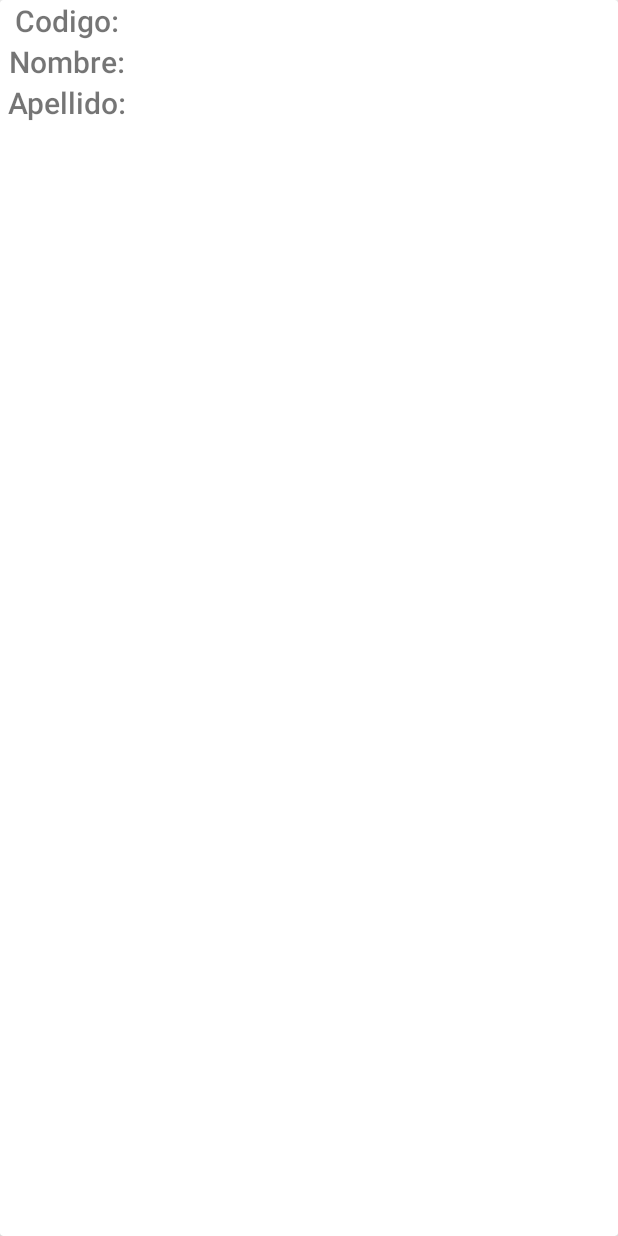
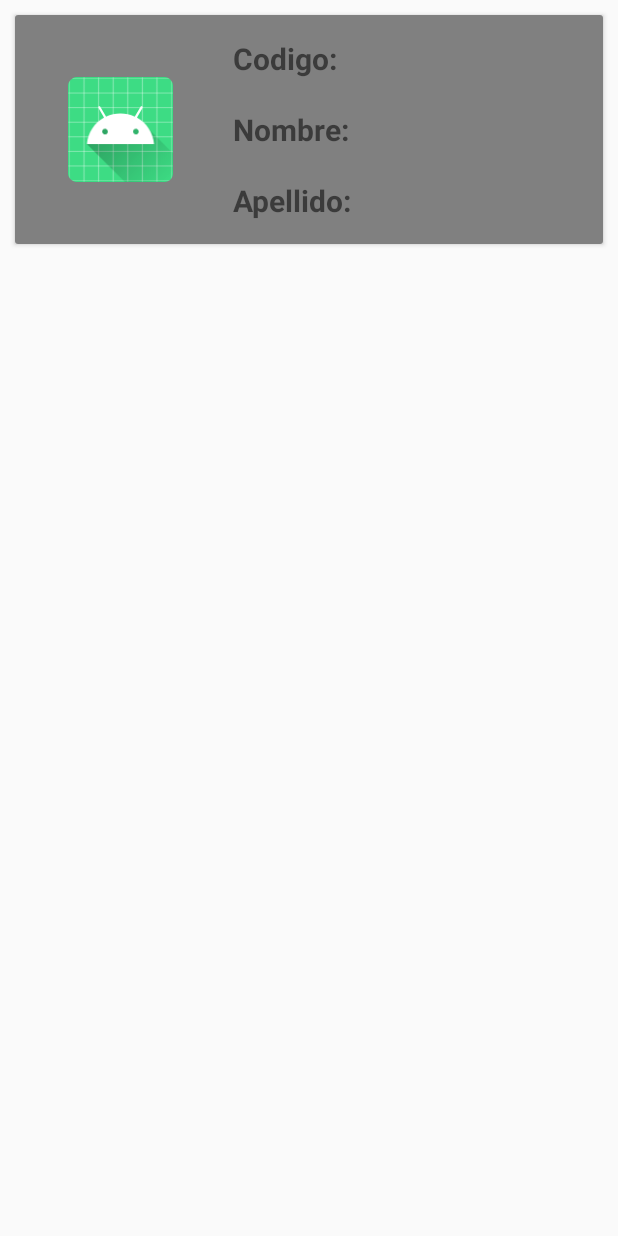
Before and after one commit to cess1/ProyectoMobil, an Android app: the layout item_autores.xml on its own in the app's theme, with its tools: preview values and no code run, on a phone screen of 412 x 824 dp. Run offline under Robolectric (Android 15) with nearby library versions, the phone set to English and light mode, and no system bars.

Commit message:
API integrantes 0.9.8 casi casi ya, esta vez de verdad

```diff
--- a/app/src/main/res/layout/item_autores.xml
+++ b/app/src/main/res/layout/item_autores.xml
@@ -1,43 +1,123 @@
 <?xml version="1.0" encoding="utf-8"?>
 <androidx.cardview.widget.CardView xmlns:android="http://schemas.android.com/apk/res/android"
 
+android:layout_width="match_parent"
+android:layout_height="wrap_content"
+android:layout_margin="10dp"
+
+android:padding="5dp">
+
+<LinearLayout
     android:layout_width="match_parent"
     android:layout_height="match_parent"
-    android:padding="5dp">
+    android:orientation="horizontal"
+    android:background="#808080"
+    android:padding="5dp"
+    >
+    <ImageView
+        android:id="@+id/image_libro"
+        android:layout_width="70dp"
+        android:layout_height="70dp"
+        android:layout_gravity="center"
+        android:layout_margin="30dp"
+        android:src="@mipmap/ic_launcher">
+    </ImageView>
+
     <LinearLayout
-        android:layout_width="wrap_content"
+        android:layout_width="match_parent"
         android:layout_height="wrap_content"
-        android:layout_marginLeft="5dp"
         android:orientation="vertical"
-        android:gravity="center"
-        >
-    <TextView
-        android:id="@+id/lbl_Codigo"
-        android:layout_width="wrap_content"
-        android:layout_height="wrap_content"
-        android:text="Codigo:"
-        android:textStyle="bold"
-        android:textSize="20dp"
-        android:fontFamily="sans-serif-light">
-    </TextView>
-    <TextView
-        android:id="@+id/lbl_Nombre"
-        android:layout_width="wrap_content"
-        android:layout_height="wrap_content"
-        android:text="Nombre:"
-        android:textStyle="bold"
-        android:textSize="20dp"
-        android:fontFamily="sans-serif-light">
-    </TextView>
-        <TextView
-            android:id="@+id/lbl_Apellido"
-            android:layout_width="wrap_content"
+        android:layout_gravity="center">
+
+        <LinearLayout
+            android:layout_width="match_parent"
             android:layout_height="wrap_content"
-            android:text="Apellido:"
-            android:textStyle="bold"
-            android:textSize="20dp"
-            android:fontFamily="sans-serif-light">
-        </TextView>
+            android:orientation="horizontal"
+            android:layout_gravity="center"
+            android:layout_margin="10dp"
+            >
+
+            <TextView
+                android:id="@+id/text_Codigo"
+                android:layout_width="wrap_content"
+                android:layout_height="wrap_content"
+                android:layout_marginLeft="0dp"
+                android:textSize="20dp"
+                android:text="Codigo:"
+                android:textStyle="bold">
+            </TextView>
+            <TextView
+                android:id="@+id/lbl_Codigo"
+                android:layout_width="match_parent"
+                android:layout_height="wrap_content"
+                android:text=""
+                android:textSize="15dp"
+                android:layout_marginLeft="20dp"
+                >
+            </TextView>
+        </LinearLayout>
+
+        <LinearLayout
+            android:layout_width="match_parent"
+            android:layout_height="wrap_content"
+            android:orientation="horizontal"
+            android:layout_gravity="center"
+            android:layout_margin="10dp"
+            >
+
+            <TextView
+                android:id="@+id/text_Nombre"
+                android:layout_width="wrap_content"
+                android:layout_height="wrap_content"
+                android:textSize="20dp"
+                android:text="Nombre:"
+                android:textStyle="bold">
+            </TextView>
+
+            <TextView
+                android:id="@+id/lbl_Nombre"
+                android:layout_width="match_parent"
+                android:layout_height="wrap_content"
+                android:text=""
+                android:textSize="15dp"
+                android:layout_marginLeft="20dp"
+                >
+
+            </TextView>
+
+        </LinearLayout>
+
+        <LinearLayout
+            android:layout_width="match_parent"
+            android:layout_height="wrap_content"
+            android:orientation="horizontal"
+            android:layout_gravity="center"
+            android:layout_margin="10dp"
+            >
+
+            <TextView
+                android:id="@+id/text_Apellido"
+                android:layout_width="wrap_content"
+                android:layout_height="wrap_content"
+                android:textSize="20dp"
+                android:text="Apellido:"
+                android:textStyle="bold">
+            </TextView>
+
+            <TextView
+                android:id="@+id/lbl_Apellido"
+                android:layout_width="match_parent"
+                android:layout_height="wrap_content"
+                android:text=""
+                android:textSize="15dp"
+                android:layout_marginLeft="20dp"
+                >
+
+            </TextView>
+
+        </LinearLayout>
     </LinearLayout>
+</LinearLayout>
+
 
 </androidx.cardview.widget.CardView>
```
